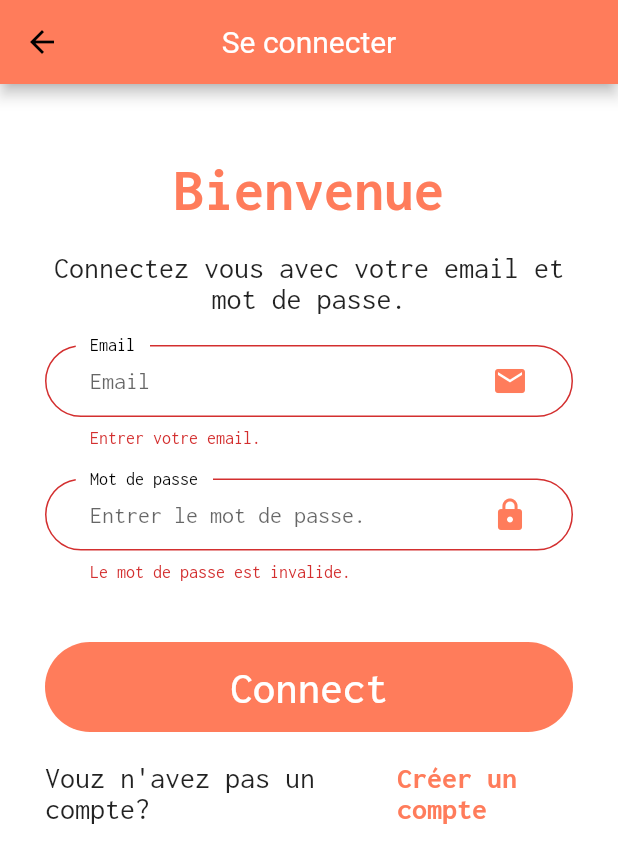
After one commit to mery-19/pfaMobile, a Flutter app: the Signin screen opened directly, after a tap on "Connect", on a phone screen of 412 x 824 dp. The commit adds this screen. Shown: the top 863 px of the screen. Run offline on Flutter 3.47's test engine with Material 2 defaults, Android fonts, the phone set to English and light mode, and no system bars; our stand-ins replace fluttertoast; network calls fail.

Commit message:
Connect with login web api page

```diff
--- a/lib/URLs.dart
+++ b/lib/URLs.dart
@@ -2,3 +2,4 @@ final server = "http://192.168.1.106:49674/";
 final String produitsApi = "http://192.168.1.106:49674/api/ProduitsApi";
 final String categoryApi = "http://192.168.1.106:49674/api/CategoriesApi";
 final String promotionApi = "http://192.168.1.106:49674/api/PromotionApi";
+final String authApi = "http://192.168.1.106:49674/api/LoginApi";
--- /dev/null
+++ b/lib/components/no_account.dart
@@ -0,0 +1,39 @@
+import 'package:pfaMobile/constants.dart';
+import 'package:flutter/material.dart';
+
+class NoAccount extends StatelessWidget {
+  const NoAccount({
+    Key key,
+  }) : super(key: key);
+
+  @override
+  Widget build(BuildContext context) {
+    return Row(
+      mainAxisAlignment: MainAxisAlignment.center,
+      children: [
+        Flexible(
+          flex: 2,
+                  child: Container(
+            child: Text(
+              "Vouz n'avez pas un compte? ",
+              style: TextStyle(fontSize: 20),
+            ),
+          ),
+        ),
+        Flexible(
+          flex: 1,
+                  child: Container(
+            child: GestureDetector(
+              onTap: () =>{},
+              child: Text(
+                "Créer un compte",
+                style: TextStyle(fontSize: 20, color: main_bg_color, fontWeight: FontWeight.bold),
+
+              ),
+            ),
+          ),
+        ),
+      ],
+    );
+  }
+}
--- /dev/null
+++ b/lib/models/User.dart
@@ -0,0 +1,24 @@
+class User {
+  final int id;
+  final String username;
+  final String email;
+  final String phone;
+  final String address;
+
+  User({this.id,
+  this.username,
+  this.email,
+  this.phone,
+  this.address
+});
+
+  factory User.fromJson(Map<String, dynamic> json) {
+    return User(
+      id:json['id'],
+      username:json['UserName'],
+      email:json['Email'],
+      phone:json['PhoneNumber'],
+      address:json['Address'],
+    );
+  }
+}
--- /dev/null
+++ b/lib/screens/Authentication/Signin.dart
@@ -0,0 +1,50 @@
+import 'dart:ui';
+import 'package:pfaMobile/constants.dart';
+import 'package:pfaMobile/screens/Authentication/SigninForm.dart';
+import 'package:flutter/material.dart';
+
+class Signin extends StatefulWidget {
+  static const String routeName = "/sign_in";
+
+  @override
+  _SigninState createState() => _SigninState();
+}
+
+class _SigninState extends State<Signin> {
+  @override
+  Widget build(BuildContext context) {
+    return Scaffold(
+      appBar: AppBar(
+        title: Text("Se connecter"),
+        centerTitle: true,
+        backgroundColor: main_bg_color,
+      ),
+      body: SingleChildScrollView(
+          child: Container(
+        child: Padding(
+          padding: const EdgeInsets.symmetric(horizontal: 30, vertical: 50),
+          child: Column(
+            children: [
+              Text(
+                "Bienvenue",
+                style: TextStyle(
+                  color: main_bg_color,
+                  fontSize: 40,
+                  fontWeight: FontWeight.bold,
+                ),
+                textAlign: TextAlign.center,
+              ),
+              SizedBox(height: 20.0,),
+              Text(
+                "Connectez vous avec votre email et mot de passe.",
+                textAlign: TextAlign.center,
+                style: TextStyle(fontSize: 20),
+              ),
+              SignForm(),
+            ],
+          ),
+        ),
+      )),
+    );
+  }
+}
--- /dev/null
+++ b/lib/screens/Authentication/SigninForm.dart
@@ -0,0 +1,140 @@
+import 'dart:convert';
+import 'package:flutter/material.dart';
+import 'package:pfaMobile/components/default_button.dart';
+import 'package:pfaMobile/components/no_account.dart';
+import 'package:pfaMobile/constants.dart';
+import 'package:pfaMobile/screens/HomeScreen/home.dart';
+import 'package:pfaMobile/services/AuthService.dart';
+import 'package:pfaMobile/theme.dart';
+import 'package:http/http.dart' as http;
+import 'package:pfaMobile/URLs.dart';
+
+
+class SignForm extends StatefulWidget {
+  @override
+  _SignFormState createState() => _SignFormState();
+}
+class _SignFormState extends State<SignForm> {
+  final _keyForm = GlobalKey<FormState>();
+  TextEditingController _email = TextEditingController();
+  TextEditingController _password = TextEditingController();
+
+
+  @override
+  Widget build(BuildContext context) {
+
+    void signIn() async{
+      // http.Response res = await http.post(authApi, body: {
+      //     "email": _email.text,
+      //     "password": _password.text,
+      //   }, headers: {
+      //     "Accept": "application/json"
+      //   });
+        AuthService.login(_email.text, _password.text).then((value) => print("here"));
+
+        // if(res.body.isEmpty){
+        //   toastMessage("Email ou mot de passe invalide.", main_bg_color);
+        // } else{
+        // connected_user = jsonDecode(res.body);
+        // Navigator.pop(context);
+        // Navigator.pushNamed(context, HomePage.routeName);
+        // }
+    }
+
+    return Form(
+      key: _keyForm,
+      child: Column(
+        children: [
+          SizedBox(height: height_box),
+          emailTextFormField(),
+          SizedBox(height: height_box),
+          passwordTextFormField(),
+          SizedBox(height: height_box),
+          SizedBox(height: height_box),
+          DefaultButton(
+              text: "Connect",
+              press: () {
+                if (_keyForm.currentState.validate()) {
+
+                  signIn();
+                }
+              }),
+          SizedBox(height: height_box),
+          NoAccount()
+        ],
+      ),
+    );
+  }
+
+  TextFormField passwordTextFormField() {
+    return TextFormField(
+        controller: _password,
+        obscureText: true,
+        validator: (value) {
+          RegExp regExp = RegExp(r"^(?=.*[a-z])(?=.*[A-Z])(?=.*\d).{8,}$");
+          // ^: first line
+          // (?=.*[a-z]) : Should have at least one lower case
+          // (?=.*[A-Z]) : Should have at least one upper case
+          // (?=.*\d) : Should have at least one number
+          // (?=.*[#$^+=!*()@%&] ) : Should have at least one special character
+          // .{8,} : Minimum 8 characters
+          // $ : end line
+          bool matches = regExp.hasMatch(value);
+          print("--------------RegExp-------------------");
+          print(matches);
+          print("--------------RegExp-------------------");
+          if (! matches) {
+            return 'Le mot de passe est invalide. ';
+          }
+          return null;
+        },
+        decoration: InputDecoration(
+          labelStyle: TextStyle(
+                      color:Colors.black
+                    ),
+            labelText: "Mot de passe",
+            hintText: "Entrer le mot de passe.",
+            suffixIcon: Padding(
+              padding: icon_padding,
+              child: Icon(Icons.lock,
+              color: main_bg_color),
+            ),
+            floatingLabelBehavior: FloatingLabelBehavior.always,
+            contentPadding: field_padding,
+            border: inputBorderStyle(),
+            focusedBorder: outlineInputBorder()));
+  }
+
+  TextFormField emailTextFormField() {
+    return TextFormField(
+        controller: _email,
+        validator: (value) {
+          if (value.isEmpty) {
+            return 'Entrer votre email.';
+          } else if (!value.contains("@")) {
+            return 'Email est invalide';
+          }
+          return null;
+        },
+        keyboardType: TextInputType.emailAddress,
+        decoration: InputDecoration(
+          labelStyle: TextStyle(
+                      color:Colors.black
+                    ),
+            labelText: "Email",
+            hintText: "Email",
+            suffixIcon: Padding(
+              padding: icon_padding,
+              child: Icon(Icons.email,
+              color: main_bg_color),
+
+            ),
+            floatingLabelBehavior: FloatingLabelBehavior.always,
+            contentPadding: field_padding,
+            border: inputBorderStyle(),
+            focusedBorder: outlineInputBorder()
+
+            ));
+  }
+
+}
--- a/lib/screens/HomeScreen/home.dart
+++ b/lib/screens/HomeScreen/home.dart
@@ -82,6 +82,14 @@ class _HomePageState extends State<HomePage> {
         return new ListTile(
           title: Text(filterProducts[index]['name']),
           onTap: () {
+             Navigator.push(
+                        context,
+                        MaterialPageRoute(
+                          builder: (context) => ProductDetail(Product.fromJson(filterProducts[index])),
+                          settings: RouteSettings(
+                              arguments: ScreenArguments(0)),
+                        ),
+                      );
           },
         );
       },
--- a/lib/screens/HomeScreen/sideBar.dart
+++ b/lib/screens/HomeScreen/sideBar.dart
@@ -1,5 +1,6 @@
 import 'package:flutter/material.dart';
 import 'package:pfaMobile/constants.dart';
+import 'package:pfaMobile/screens/Authentication/Signin.dart';
 import 'package:pfaMobile/screens/HomeScreen/home.dart';
 import 'package:pfaMobile/services/PromotionService.dart';
 
@@ -150,7 +151,14 @@ Drawer buildDrawer(BuildContext context) {
                 Icons.login,
                 color: Colors.grey,
               ),
-              onTap: () => {},
+              onTap: () => {
+                    Navigator.push(
+                        context,
+                        MaterialPageRoute(
+                          builder: (context) =>Signin(),
+                        ),
+                      )
+              },
             ),
           ),
         ),
--- /dev/null
+++ b/lib/services/AuthService.dart
@@ -0,0 +1,31 @@
+
+
+import 'dart:convert';
+
+import 'package:pfaMobile/URLs.dart';
+import 'package:pfaMobile/models/User.dart';
+import 'package:http/http.dart' as http;
+
+class AuthService{
+  static Future<User> login(String email, String password) async {
+     final response = await http.post(authApi,
+     body: {
+      'Email': email,
+      'Password':password
+    },
+     headers:{
+          "Accept": "application/json"
+    },
+    );
+    dynamic value = json.decode(response.body);
+    User connectedUser = User.fromJson(value);
+
+    print("------------Connected User------------");
+    print(value);
+    print(connectedUser);
+    print("------------Connected User------------");
+
+    return connectedUser;
+    }
+
+}
```
Also changed, not shown: 1 other file.
